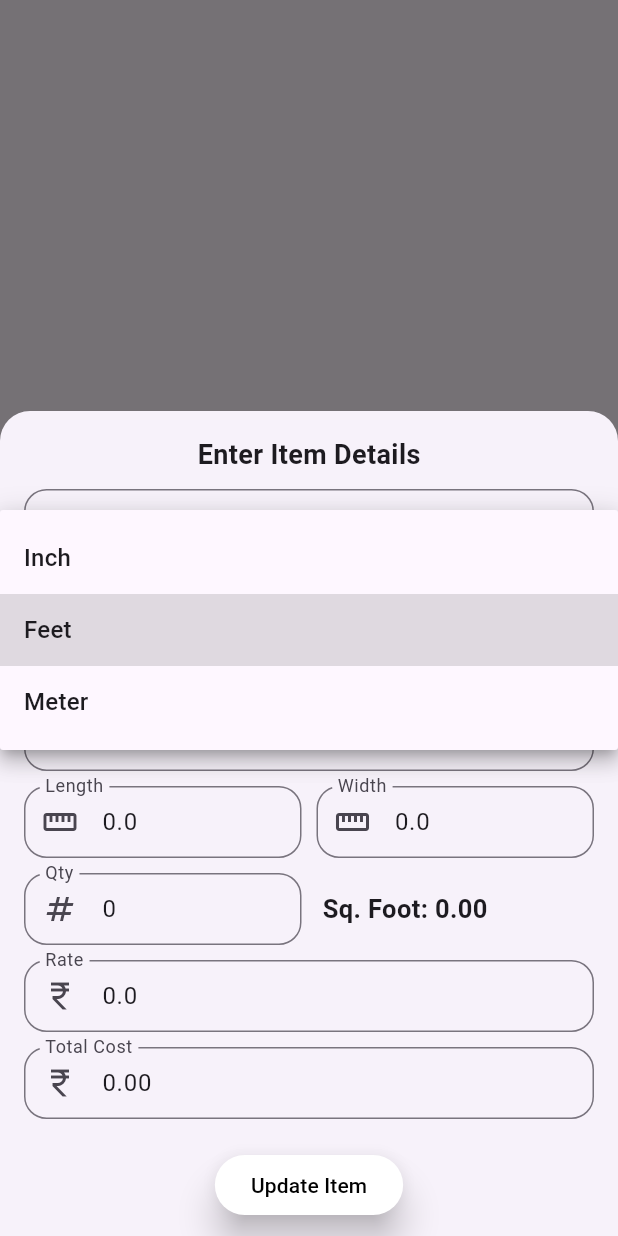
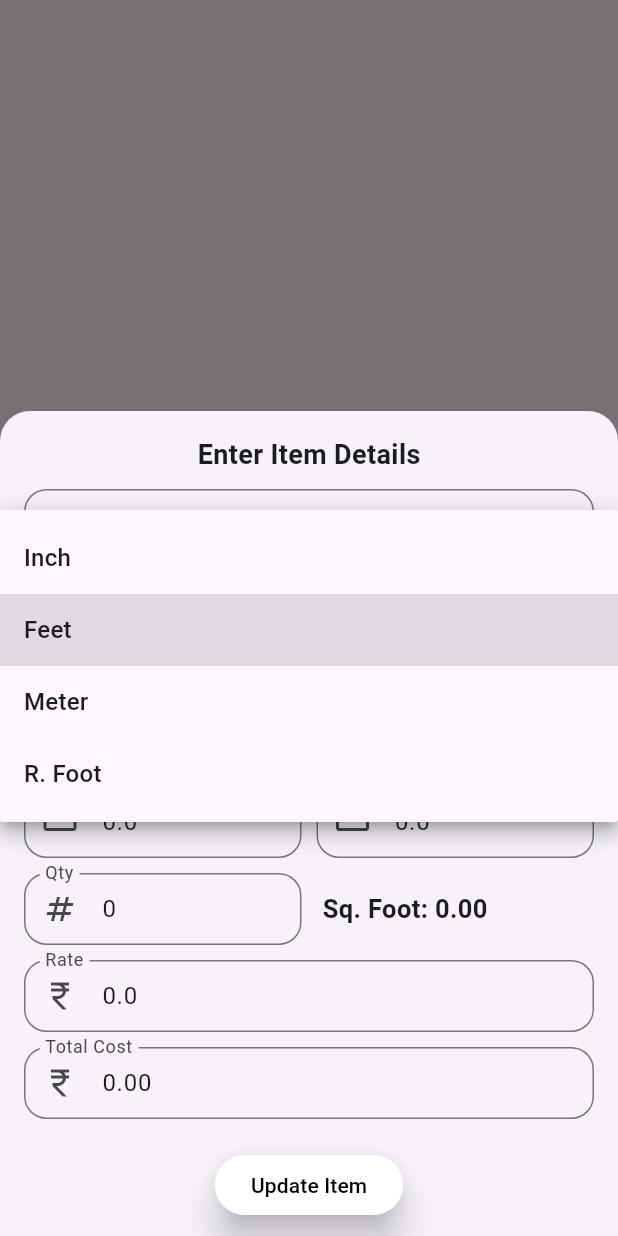
Before and after one commit to AryanSoni27/Quotation-Calculator, a Flutter app: what showBottomPopup() shows on an empty page, opened directly with empty values, after a tap on "Feet", on a phone screen of 412 x 824 dp. Run offline on Flutter 3.47's test engine with Material 3 defaults, Android fonts, the light colour scheme and no system bars; our stand-ins replace curved_labeled_navigation_bar, intl_phone_field, open_file, pdf, shared_preferences, sqflite; accounts and stored records are empty.

Commit message:
Added R. Foot option in unit dropdown and congigured everything

```diff
--- a/lib/data/db_helper_quotation_screen.dart
+++ b/lib/data/db_helper_quotation_screen.dart
@@ -104,6 +104,7 @@ class DBHelperQuotation {
         quantity: maps[i]['quantity'],
         rate: maps[i]['rate'],
         totalCost: maps[i]['totalCost'],
+        foot: maps[i]['foot'],
       );
     });
   }
@@ -227,6 +228,7 @@ class DBHelperQuotation {
             quantity: itemMap['quantity'],
             rate: itemMap['rate'],
             totalCost: itemMap['totalCost'],
+            foot: itemMap['foot'],
           ));
         }
       }
@@ -291,6 +293,7 @@ class DBHelperQuotation {
           quantity: itemMap['quantity'],
           rate: itemMap['rate'],
           totalCost: itemMap['totalCost'],
+          foot: itemMap['foot'],
         ));
       }
     }
--- a/lib/models/quotation_item.dart
+++ b/lib/models/quotation_item.dart
@@ -4,27 +4,29 @@ class QuotationItem {
   final int id;
   final String itemName;
   final String unit;
-  final String shape;
-  final double length;
-  final double width;
+  final String? shape;
+  final double? length;
+  final double? width;
   final double? height;
   final double squareFeet;
   final int quantity;
   final double rate;
   final double totalCost;
+  final double? foot;
 
   QuotationItem({
     required this.id,
     required this.itemName,
     required this.unit,
-    required this.shape,
-    required this.length,
-    required this.width,
+    this.shape,
+    this.length,
+    this.width,
     this.height,
     required this.squareFeet,
     required this.quantity,
     required this.rate,
     required this.totalCost,
+    this.foot
   });
 
   // Create a copy of the item with updated values
@@ -36,6 +38,7 @@ class QuotationItem {
     double? length,
     double? width,
     double? height,
+    double? foot,
     double? squareFeet,
     int? quantity,
     double? rate,
@@ -53,6 +56,7 @@ class QuotationItem {
       quantity: quantity ?? this.quantity,
       rate: rate ?? this.rate,
       totalCost: totalCost ?? this.totalCost,
+      foot: foot ?? this.foot
     );
   }
 
--- a/lib/screens/quotations.dart
+++ b/lib/screens/quotations.dart
@@ -228,7 +228,8 @@ class _QuotationsState extends State<Quotations> {
                                                     ),
                                                   ),
                                                   Text(
-                                                    "Area: ${item.squareFeet.toStringAsFixed(2)} sq ft (${item.length} × ${item.width}${item.height != null ? ' × ${item.height}' : ''} ${item.unit})",
+                                                    'Area: ${item.squareFeet.toStringAsFixed(2)} sq ft'
+                                                        '${item.unit == "R. Foot" ? "" : " (${item.length} × ${item.width}${item.height != null ? ' × ${item.height}' : ''} ${item.unit})"}',
                                                     style: const TextStyle(
                                                       fontSize: 11,
                                                       color: Colors.grey,
--- a/lib/util/calculation_utilities.dart
+++ b/lib/util/calculation_utilities.dart
@@ -20,7 +20,13 @@ double calculateMeasurement({
   required double quantity,
   required String unit,
   required String shape,
+  required double foot,
 }) {
+  // First, check if "R. Foot" is selected
+  if (unit == "R. Foot") {
+    return foot * quantity;
+  }
+
   // Convert all measurements to feet before calculating
   double lengthInFeet = convertToFeet(length, unit);
   double widthInFeet = convertToFeet(width, unit);
@@ -32,5 +38,6 @@ double calculateMeasurement({
   } else if (shape == "Cubic") {
     return lengthInFeet * widthInFeet * heightInFeet * quantity; // Returns cubic feet
   }
+
   return 0;
 }
--- a/lib/widgets/bottom_popup_quotation_item.dart
+++ b/lib/widgets/bottom_popup_quotation_item.dart
@@ -15,6 +15,7 @@ Future<QuotationItem?> showBottomPopup(BuildContext context, {QuotationItem? exi
   TextEditingController totalCostController = TextEditingController();
   TextEditingController itemNameController = TextEditingController(text: existingItem?.itemName ?? "");
   TextEditingController quantityController = TextEditingController(text: existingItem?.quantity.toString() ?? "");
+  TextEditingController footController = TextEditingController(text: existingItem?.foot.toString() ?? "");
 
   // Default values for unit and shape selections
   String selectedUnit = "Feet";
@@ -58,6 +59,7 @@ Future<QuotationItem?> showBottomPopup(BuildContext context, {QuotationItem? exi
               quantity: double.tryParse(quantityController.text) ?? 0,
               unit: selectedUnit,
               shape: selectedShape,
+              foot: double.tryParse(footController.text) ?? 0,
             );
 
             setState(() {
@@ -67,17 +69,25 @@ Future<QuotationItem?> showBottomPopup(BuildContext context, {QuotationItem? exi
           }
 
           WidgetsBinding.instance.addPostFrameCallback((_) {
+            if (selectedUnit == "R. Foot") {
+              footController.addListener(calculateSquareFoot);
+              quantityController.addListener(calculateSquareFoot);
+            }
             calculateSquareFoot();
           });
 
           void addCalculationListeners() {
             lengthController.addListener(calculateSquareFoot);
             widthController.addListener(calculateSquareFoot);
-            if (selectedShape == "Cubic") {
             heightController.addListener(calculateSquareFoot);
+            rateController.addListener(calculateTotalCost);
+
+            if (selectedUnit == "R. Foot") {
+              footController.addListener(calculateSquareFoot);
+              quantityController.addListener(calculateSquareFoot);
             }
-            rateController.addListener(calculateTotalCost);
           }
+
 
           void removeCalculationListeners() {
             lengthController.removeListener(calculateSquareFoot);
@@ -133,6 +143,7 @@ Future<QuotationItem?> showBottomPopup(BuildContext context, {QuotationItem? exi
                     SizedBox(height: 10),
 
                     // Unit selection dropdown
+                    // Unit selection dropdown
                     DropdownButtonFormField<String>(
                       decoration: InputDecoration(
                         prefixIcon: Icon(Icons.straighten),
@@ -142,23 +153,23 @@ Future<QuotationItem?> showBottomPopup(BuildContext context, {QuotationItem? exi
                         ),
                       ),
                       value: selectedUnit,
-                      items: ["Inch", "Feet", "Meter"].map((String unit) {
+                      items: ["Inch", "Feet", "Meter", "R. Foot"].map((String unit) {
                         return DropdownMenuItem<String>(
                           value: unit,
                           child: Text(unit),
                         );
                       }).toList(),
-                      //Updated to recalculate when unit changes
                       onChanged: (String? newValue) {
                         setState(() {
                           selectedUnit = newValue!;
-                          calculateSquareFoot(); // Recalculate with new unit
+                          calculateSquareFoot();
                         });
                       },
                     ),
                     SizedBox(height: 10),
 
-                    // Shape selection dropdown
+                    // Conditionally show the Shape dropdown
+                    if (selectedUnit != "R. Foot")
                       DropdownButtonFormField<String>(
                         decoration: InputDecoration(
                           prefixIcon: Icon(Icons.category),
@@ -175,17 +186,16 @@ Future<QuotationItem?> showBottomPopup(BuildContext context, {QuotationItem? exi
                           );
                         }).toList(),
                         onChanged: (String? newValue) {
-                        removeCalculationListeners();
                           setState(() {
                             selectedShape = newValue!;
                             calculateSquareFoot();
                           });
-                        addCalculationListeners();
                         },
                       ),
                     SizedBox(height: 10),
 
                     // Measurement input fields
+                    if (selectedUnit != "R. Foot") ...[
                       Row(
                         children: [
                           Expanded(
@@ -217,7 +227,6 @@ Future<QuotationItem?> showBottomPopup(BuildContext context, {QuotationItem? exi
                               keyboardType: TextInputType.number,
                             ),
                           ),
-                        // Conditional height field for cubic measurements
                           if (selectedShape == "Cubic") ...[
                             SizedBox(width: 10),
                             Expanded(
@@ -237,6 +246,22 @@ Future<QuotationItem?> showBottomPopup(BuildContext context, {QuotationItem? exi
                           ],
                         ],
                       ),
+                    ] else ...[
+                      // Show only Foot field when "R. Foot" is selected
+                      TextField(
+                        controller: footController,
+                        decoration: InputDecoration(
+                          prefixIcon: Icon(Icons.straighten),
+                          labelText: "Foot",
+                          border: OutlineInputBorder(
+                            borderRadius: BorderRadius.circular(15),
+                          ),
+                          contentPadding: EdgeInsets.all(10),
+                        ),
+                        keyboardType: TextInputType.number,
+                      ),
+                    ],
+
                     SizedBox(height: 10),
 
                     // Result field showing calculated square foot
@@ -330,17 +355,17 @@ Future<QuotationItem?> showBottomPopup(BuildContext context, {QuotationItem? exi
                             shape: selectedShape,
                             length: double.tryParse(lengthController.text) ?? 0,
                             width: double.tryParse(widthController.text) ?? 0,
-                            height: selectedShape == "Cubic"
-                                ? double.tryParse(heightController.text)
-                                : null,
+                            height: selectedShape == "Cubic" ? double.tryParse(heightController.text) : null,
                             squareFeet: double.tryParse(squareFootController.text) ?? 0,
                             quantity: int.tryParse(quantityController.text) ?? 0,
                             rate: double.tryParse(rateController.text) ?? 0,
                             totalCost: double.tryParse(totalCostController.text) ?? 0,
+                            foot: double.tryParse(footController.text) ?? 0,
                           );
 
                           // Close the popup and return the item
                           Navigator.of(context).pop(item);
+                          print("Item added: ${item?.itemName}");
                         },
                         child: Text(existingItem != null ? "Update Item" : "Add Item",
                                     style: TextStyle(color: isDarkMode ? Colors.white : Colors.black)),
```
Also changed, not shown: lib/data/db_helper_quotation.dart (+44 -17 lines), lib/screens/home_screen.dart (+24 -56 lines). Lines whose indentation alone changed are shown as unchanged.
